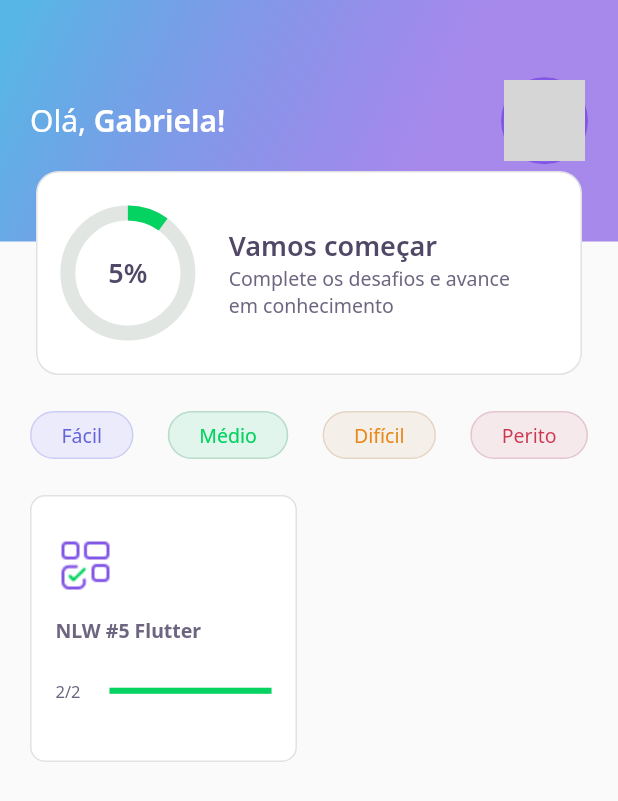
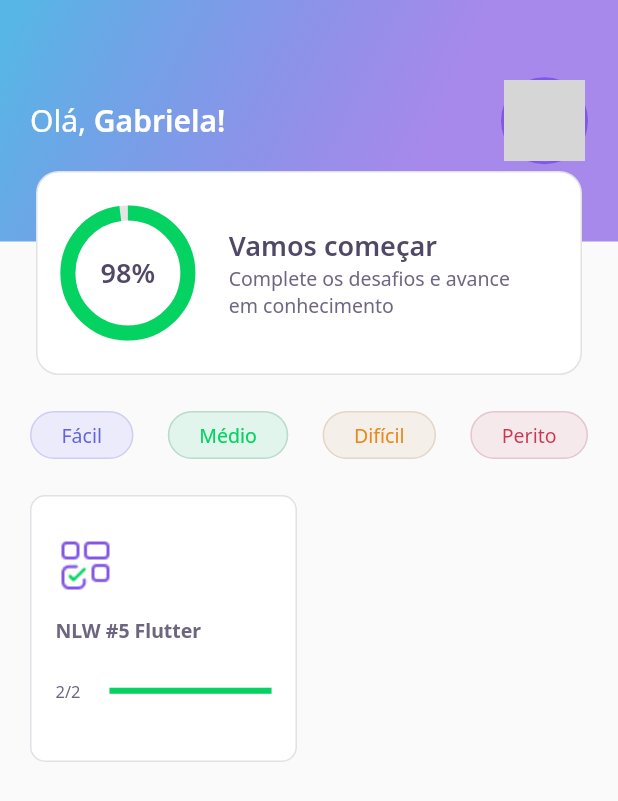
Before and after one commit to cledilsonwisp/dev_quiz, a Flutter app: the screen it shows after launch, on a phone screen of 412 x 824 dp. Shown: the top 801 px of the screen. Run offline on Flutter 3.47's test engine with Material 2 defaults, Android fonts, the phone set to English and light mode, and no system bars; our stand-ins replace google_fonts, share_plus, transparent_image; missing offline and left inert: flutter_statusbarcolor_ns; accounts and stored records are empty; network calls fail; grey boxes are pictures that could not be loaded.

Commit message:
Ultima atualização.

```diff
--- a/assets/database/user.json
+++ b/assets/database/user.json
@@ -1,7 +1,7 @@
 {
 
   "name" : "Gabriela",
-  "score" : 28,
+  "score" : 98,
   "photo" : "https://static.wixstatic.com/media/353a77_0d35b71af72b421894c2abb3e1d1fbee~mv2.jpg"
 
 }
--- a/lib/challenge/awnsor_widget.dart
+++ b/lib/challenge/awnsor_widget.dart
@@ -6,7 +6,7 @@ import 'package:flutter/material.dart';
 class AwnsorWidget extends StatelessWidget {
   final AwnserModel awnser;
   final bool isSelected;
-  final VoidCallback onTap;
+  final ValueChanged<bool> onTap;
   final bool disable;
 
   const AwnsorWidget(
@@ -32,7 +32,9 @@ class AwnsorWidget extends StatelessWidget {
       child: IgnorePointer(
         ignoring: disable,
         child: GestureDetector(
-          onTap: onTap,
+          onTap: (){
+            onTap(awnser.isRight);
+          },
           child: Container(
             padding: EdgeInsets.all(18),
             decoration: BoxDecoration(
--- a/lib/challenge/challenge_controller.dart
+++ b/lib/challenge/challenge_controller.dart
@@ -6,4 +6,5 @@ class ChallengeController {
   int get currentPage => currentPageNotifier.value;
   set currentPage (int value)=> currentPageNotifier.value = value;
 
+ int qtdAwnserRight = 0;
 }
--- a/lib/homePage/home_page.dart
+++ b/lib/homePage/home_page.dart
@@ -79,6 +79,8 @@ class _HomePageState extends State<HomePage> {
                     onTap: (){
                       Navigator.push(context, MaterialPageRoute(builder: (context)=> ChallengePage(
                         question: e.question,
+                        title: e.title,
+
                       )));
                     },
                   )).toList()
--- a/lib/main.dart
+++ b/lib/main.dart
@@ -16,7 +16,7 @@ class MyApp extends StatelessWidget {
       theme: ThemeData(
         primarySwatch: Colors.blue,
       ),
-      home: HomePage(),
+      home: SplashPage(),
     );
   }
 }
--- a/lib/widgets/appbar/appbar.dart
+++ b/lib/widgets/appbar/appbar.dart
@@ -50,7 +50,9 @@ class AppBarWidget extends PreferredSize {
                   ),
                   Align(
                     alignment: Alignment(0.0, 1.0),
-                    child: ScoreCardWidget())
+                    child: ScoreCardWidget(
+                      porcent: user.score/100,
+                    ))
                 ],
               ),
             ));
--- a/lib/widgets/chart/chart_widget.dart
+++ b/lib/widgets/chart/chart_widget.dart
@@ -2,13 +2,39 @@ import 'package:devquiz/core/app_colors.dart';
 import 'package:devquiz/core/app_text_styles.dart';
 import 'package:flutter/material.dart';
 
-class ChartWidget extends StatelessWidget {
+class ChartWidget extends StatefulWidget {
+  final double porcent;
+  ChartWidget({required this.porcent});
+  @override
+  _ChartWidgetState createState() => _ChartWidgetState();
+}
+
+class _ChartWidgetState extends State<ChartWidget> with
+ SingleTickerProviderStateMixin{
+
+  late  AnimationController _controller;
+  late Animation<double> _animation;
+
+  void initAnimation(){
+    _controller = AnimationController(vsync: this,duration: Duration(seconds: 3));
+    _animation = Tween(begin: 0.0, end: widget.porcent).animate(_controller);
+    _controller.forward();
+  }
+
+
+  @override
+    void initState() {
+      super.initState();
+      initAnimation();
+    }
+
   @override
   Widget build(BuildContext context) {
     return Container(
       height: 80,
       width: 80,
-      child:Stack(
+      child:AnimatedBuilder(animation: _animation,
+      builder: (context,_)=>Stack(
         children: [
           Center(
             child: Container(
@@ -16,15 +42,15 @@ class ChartWidget extends StatelessWidget {
               width: 80,
               child: CircularProgressIndicator(
                 strokeWidth: 10,
-                value: .1,
+                value: _animation.value,
                 backgroundColor: AppColors.chartSecondary,
                 valueColor: AlwaysStoppedAnimation<Color>(AppColors.chartPrimary),
               ),
             ),
           ),
-          Center(child: Text("5\%",style: AppTextStyles.heading,),),
+          Center(child: Text("${(_animation.value * 100).toInt()}\%",style: AppTextStyles.heading,),),
         ],
-      ),
+      ))
     );
   }
 }
--- a/lib/widgets/scorecard/score_card_widget.dart
+++ b/lib/widgets/scorecard/score_card_widget.dart
@@ -4,6 +4,8 @@ import 'package:devquiz/widgets/chart/chart_widget.dart';
 import 'package:flutter/material.dart';
 
 class ScoreCardWidget extends StatelessWidget {
+  final double porcent;
+  ScoreCardWidget({required this.porcent});
   @override
   Widget build(BuildContext context) {
     return Padding(
@@ -19,7 +21,7 @@ class ScoreCardWidget extends StatelessWidget {
         child: Row(
           crossAxisAlignment: CrossAxisAlignment.center,
           children: [
-            Expanded(flex: 1, child: ChartWidget()),
+            Expanded(flex: 1, child: ChartWidget(porcent: porcent,)),
             Expanded(
               flex: 3,
               child: Padding(
--- a/pubspec.yaml
+++ b/pubspec.yaml
@@ -11,6 +11,7 @@ dependencies:
   cupertino_icons: ^1.0.2
   flutter_statusbarcolor_ns: ^0.3.0-nullsafety
   google_fonts: ^2.0.00
+  share_plus: ^2.0.1
   transparent_image: ^2.0.0
 
 dev_dependencies:
```
Also changed, not shown: lib/challenge/challenge_page.dart (+25 -13 lines), lib/challenge/quiz_widget.dart (+5 -4 lines), lib/challenge/widget/next_button.dart (+12 -1 lines), lib/resultPage/result_page.dart (added, +105 -0 lines), assets/images/trophy.png, pubspec.lock, 1 other file.
